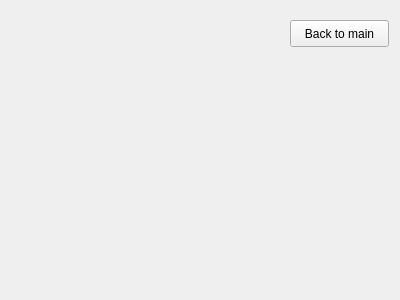
The window that GUI/uvodform.ui (michael-s92/rs15-26) describes before a commit, drawn with Qt 5.
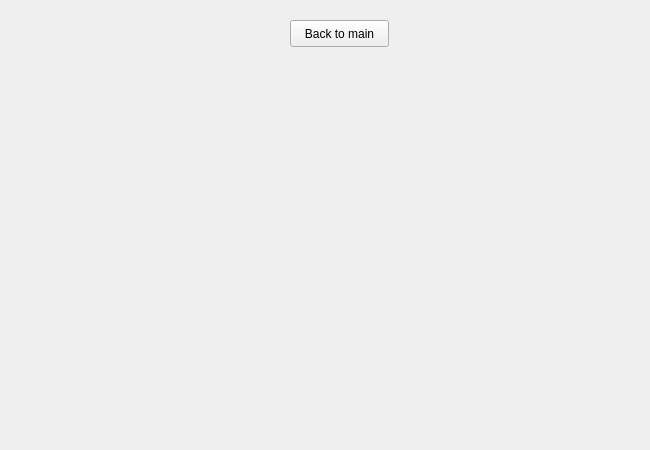
The same window after the commit.

Patch:
```diff
--- a/GUI/uvodform.ui
+++ b/GUI/uvodform.ui
@@ -6,8 +6,8 @@
    <rect>
     <x>0</x>
     <y>0</y>
-    <width>400</width>
-    <height>300</height>
+    <width>650</width>
+    <height>450</height>
    </rect>
   </property>
   <property name="windowTitle">
```
